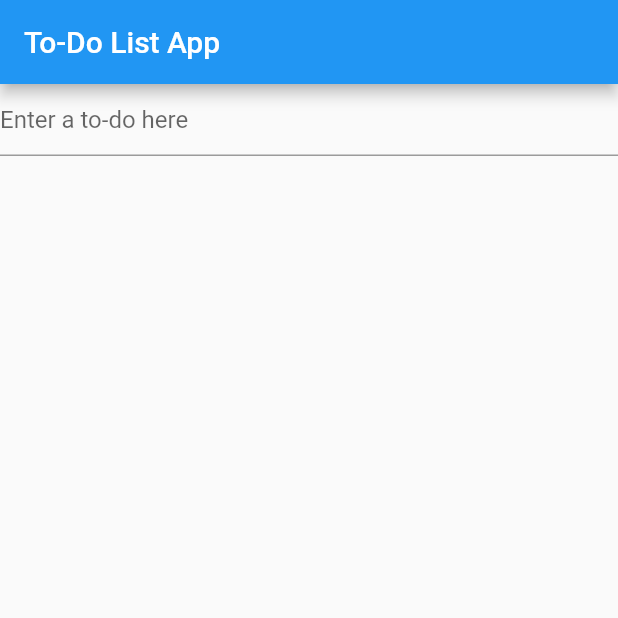
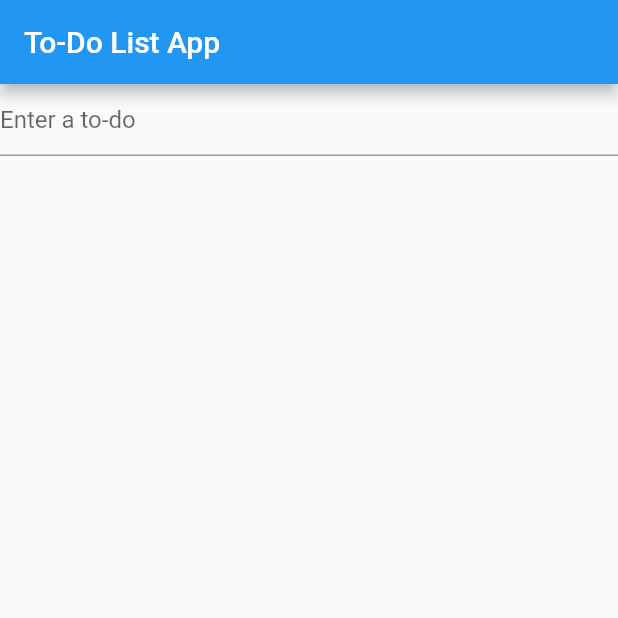
Before and after one commit to sulkhan10/first_project_flutter, a Flutter app: the screen it shows after launch, on a phone screen of 412 x 824 dp, the top half of it. Run offline on Flutter 3.47's test engine with Material 2 defaults, Android fonts, the phone set to English and light mode, and no system bars.

Commit message:
minor change

```diff
--- a/lib/main.dart
+++ b/lib/main.dart
@@ -50,7 +50,7 @@ class _TaskListState extends State<TaskList> {
             }
           },
           decoration: InputDecoration(
-            hintText: 'Enter a to-do here ',
+            hintText: 'Enter a to-do  ',
           ),
         ),
         Expanded(
```
